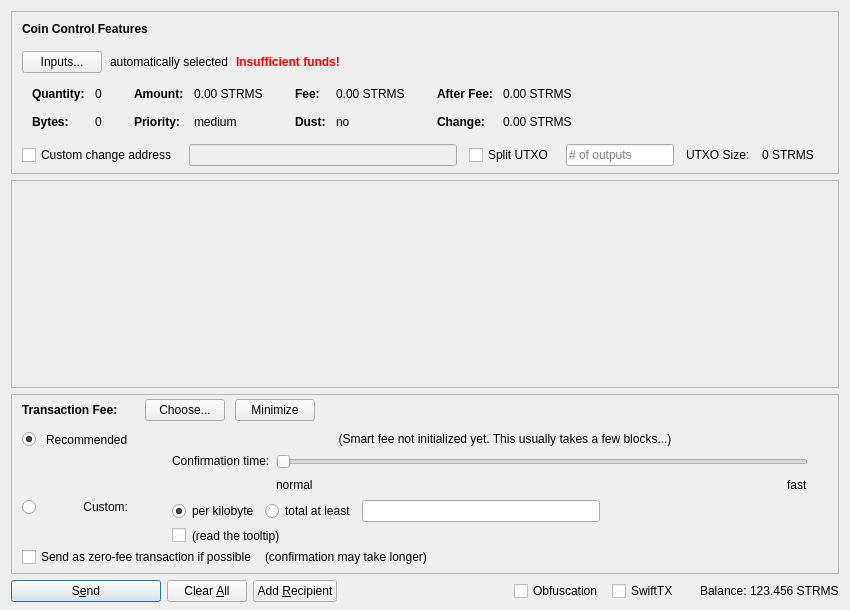
cryptopool-builders/Streamies, file src/qt/forms/sendcoinsdialog.ui: the form before one commit.
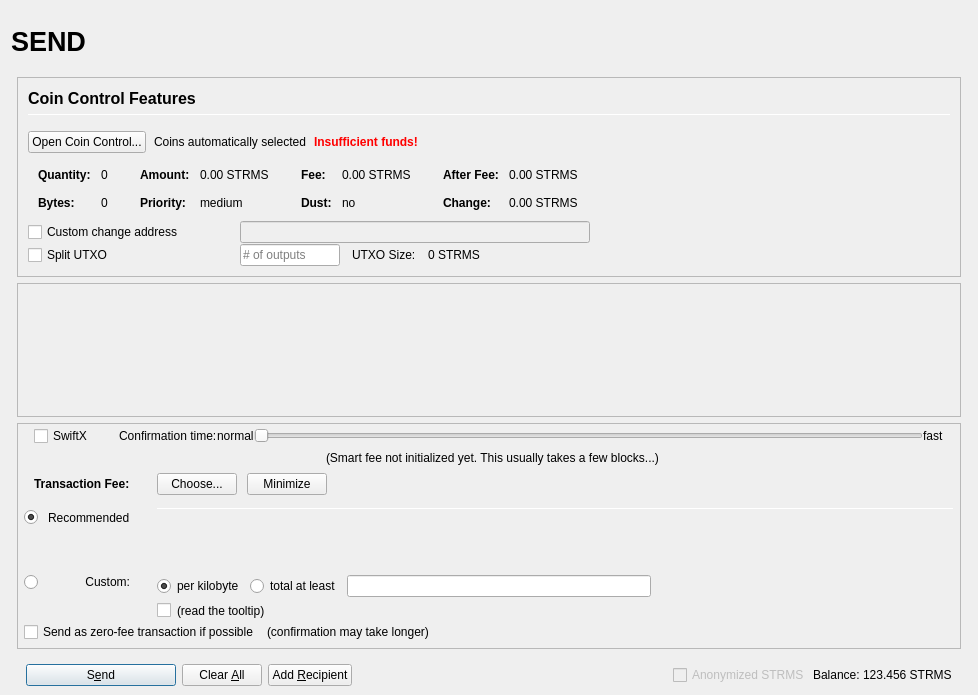
The form after the commit. Icons and pictures are not drawn. Custom widgets are drawn as their Qt base class.

Diff of the .ui file:
```diff
--- a/src/qt/forms/sendcoinsdialog.ui
+++ b/src/qt/forms/sendcoinsdialog.ui
@@ -2,20 +2,137 @@
 <ui version="4.0">
  <class>SendCoinsDialog</class>
  <widget class="QDialog" name="SendCoinsDialog">
+  <property name="enabled">
+   <bool>true</bool>
+  </property>
   <property name="geometry">
    <rect>
     <x>0</x>
     <y>0</y>
-    <width>850</width>
-    <height>610</height>
+    <width>978</width>
+    <height>695</height>
    </rect>
   </property>
   <property name="windowTitle">
    <string>Send Coins</string>
   </property>
-  <layout class="QVBoxLayout" name="verticalLayout" stretch="0,1,0,0">
+  <layout class="QVBoxLayout" name="verticalLayout" stretch="0">
    <property name="bottomMargin">
-    <number>8</number>
+    <number>9</number>
+   </property>
+   <item>
+    <layout class="QVBoxLayout" name="verticalLayout_Master" stretch="0,1">
+     <property name="spacing">
+      <number>0</number>
+     </property>
+     <property name="margin">
+      <number>0</number>
+     </property>
+     <item>
+      <widget class="QFrame" name="frame_Header">
+       <layout class="QVBoxLayout" name="verticalLayout_Header" stretch="0">
+        <property name="margin">
+         <number>0</number>
+        </property>
+        <item>
+         <layout class="QHBoxLayout" name="horizontalLayout_Header" stretch="1,0,1">
+          <property name="spacing">
+           <number>6</number>
+          </property>
+          <item>
+           <widget class="QLabel" name="labelOverviewHeaderLeft">
+            <property name="minimumSize">
+             <size>
+              <width>464</width>
+              <height>60</height>
+             </size>
+            </property>
+            <property name="maximumSize">
+             <size>
+              <width>16777215</width>
+              <height>60</height>
+             </size>
+            </property>
+            <property name="font">
+             <font>
+              <pointsize>20</pointsize>
+              <weight>75</weight>
+              <bold>true</bold>
+             </font>
+            </property>
+            <property name="text">
+             <string>SEND</string>
+            </property>
+            <property name="alignment">
+             <set>Qt::AlignLeading|Qt::AlignLeft|Qt::AlignVCenter</set>
+            </property>
+           </widget>
+          </item>
+          <item>
+           <spacer name="horizontalSpacer_Header">
+            <property name="orientation">
+             <enum>Qt::Horizontal</enum>
+            </property>
+            <property name="sizeHint" stdset="0">
+             <size>
+              <width>40</width>
+              <height>20</height>
+             </size>
+            </property>
+           </spacer>
+          </item>
+          <item>
+           <widget class="QLabel" name="labelOverviewHeaderRight">
+            <property name="minimumSize">
+             <size>
+              <width>464</width>
+              <height>60</height>
+             </size>
+            </property>
+            <property name="maximumSize">
+             <size>
+              <width>16777215</width>
+              <height>60</height>
+             </size>
+            </property>
+            <property name="font">
+             <font>
+              <pointsize>14</pointsize>
+             </font>
+            </property>
+            <property name="text">
+             <string/>
+            </property>
+            <property name="alignment">
+             <set>Qt::AlignRight|Qt::AlignTrailing|Qt::AlignVCenter</set>
+            </property>
+           </widget>
+          </item>
+         </layout>
+        </item>
+       </layout>
+      </widget>
+     </item>
+     <item>
+      <widget class="QFrame" name="frame_BG">
+       <property name="minimumSize">
+        <size>
+         <width>0</width>
+         <height>0</height>
+        </size>
+       </property>
+       <layout class="QVBoxLayout" name="layout_BG" stretch="0,0,0,0">
+        <property name="leftMargin">
+         <number>6</number>
+        </property>
+        <property name="topMargin">
+         <number>6</number>
+        </property>
+        <property name="rightMargin">
+         <number>6</number>
+        </property>
+        <property name="bottomMargin">
+         <number>0</number>
    </property>
    <item>
     <widget class="QFrame" name="frameCoinControl">
@@ -41,22 +158,14 @@
       <property name="spacing">
        <number>0</number>
       </property>
-      <property name="leftMargin">
+           <property name="margin">
        <number>0</number>
       </property>
-      <property name="topMargin">
-       <number>0</number>
-      </property>
-      <property name="rightMargin">
-       <number>0</number>
-      </property>
-      <property name="bottomMargin">
-       <number>6</number>
-      </property>
       <item>
-       <layout class="QVBoxLayout" name="verticalLayoutCoinControl" stretch="0,0,0,0,1">
+            <widget class="QFrame" name="frameCoinControl_BG">
+             <layout class="QVBoxLayout" name="verticalLayoutCoinControl" stretch="0,0,0,0,0,0">
         <property name="spacing">
-         <number>0</number>
+               <number>1</number>
         </property>
         <property name="leftMargin">
          <number>10</number>
@@ -70,6 +179,11 @@
            <number>15</number>
           </property>
           <item>
+                 <layout class="QVBoxLayout" name="verticalLayout_3">
+                  <property name="spacing">
+                   <number>6</number>
+                  </property>
+                  <item>
            <widget class="QLabel" name="labelCoinControlFeatures">
             <property name="sizePolicy">
              <sizepolicy hsizetype="Preferred" vsizetype="Maximum">
@@ -77,8 +191,15 @@
               <verstretch>0</verstretch>
              </sizepolicy>
             </property>
+                    <property name="minimumSize">
+                     <size>
+                      <width>0</width>
+                      <height>20</height>
+                     </size>
+                    </property>
             <property name="font">
              <font>
+                      <pointsize>12</pointsize>
               <weight>75</weight>
               <bold>true</bold>
              </font>
@@ -91,6 +212,27 @@
             </property>
            </widget>
           </item>
+                  <item>
+                   <widget class="Line" name="line">
+                    <property name="minimumSize">
+                     <size>
+                      <width>0</width>
+                      <height>1</height>
+                     </size>
+                    </property>
+                    <property name="maximumSize">
+                     <size>
+                      <width>16777215</width>
+                      <height>1</height>
+                     </size>
+                    </property>
+                    <property name="orientation">
+                     <enum>Qt::Horizontal</enum>
+                    </property>
+                   </widget>
+                  </item>
+                 </layout>
+                </item>
          </layout>
         </item>
         <item>
@@ -107,7 +249,7 @@
              <string notr="true"/>
             </property>
             <property name="text">
-             <string>Inputs...</string>
+                   <string>Open Coin Control...</string>
             </property>
             <property name="autoDefault">
              <bool>false</bool>
@@ -117,7 +259,7 @@
           <item>
            <widget class="QLabel" name="labelCoinControlAutomaticallySelected">
             <property name="text">
-             <string>automatically selected</string>
+                   <string>Coins automatically selected</string>
             </property>
             <property name="margin">
              <number>5</number>
@@ -528,7 +670,7 @@
          </widget>
         </item>
         <item>
-         <layout class="QHBoxLayout" name="horizontalLayoutCoinControl4" stretch="0,0,0,0,0,0,0">
+               <layout class="QHBoxLayout" name="horizontalLayoutCoinControl4">
           <property name="spacing">
            <number>12</number>
           </property>
@@ -536,13 +678,31 @@
            <enum>QLayout::SetDefaultConstraint</enum>
           </property>
           <property name="topMargin">
-           <number>5</number>
+                 <number>0</number>
           </property>
           <property name="rightMargin">
-           <number>5</number>
+                 <number>0</number>
           </property>
           <item>
            <widget class="QCheckBox" name="checkBoxCoinControlChange">
+                  <property name="sizePolicy">
+                   <sizepolicy hsizetype="Preferred" vsizetype="Preferred">
+                    <horstretch>0</horstretch>
+                    <verstretch>0</verstretch>
+                   </sizepolicy>
+                  </property>
+                  <property name="minimumSize">
+                   <size>
+                    <width>200</width>
+                    <height>0</height>
+                   </size>
+                  </property>
+                  <property name="maximumSize">
+                   <size>
+                    <width>200</width>
+                    <height>16777215</height>
+                   </size>
+                  </property>
             <property name="toolTip">
              <string>If this is activated, but the change address is empty or invalid, change will be sent to a newly generated address.</string>
             </property>
@@ -557,15 +717,71 @@
              <bool>false</bool>
             </property>
             <property name="sizePolicy">
-             <sizepolicy hsizetype="Expanding" vsizetype="Fixed">
+                   <sizepolicy hsizetype="Preferred" vsizetype="Preferred">
               <horstretch>0</horstretch>
               <verstretch>0</verstretch>
              </sizepolicy>
             </property>
-           </widget>
-          </item>
+                  <property name="minimumSize">
+                   <size>
+                    <width>300</width>
+                    <height>0</height>
+                   </size>
+                  </property>
+                 </widget>
+                </item>
+                <item>
+                 <widget class="QLabel" name="labelCoinControlChangeLabel">
+                  <property name="sizePolicy">
+                   <sizepolicy hsizetype="Preferred" vsizetype="Preferred">
+                    <horstretch>0</horstretch>
+                    <verstretch>0</verstretch>
+                   </sizepolicy>
+                  </property>
+                  <property name="minimumSize">
+                   <size>
+                    <width>100</width>
+                    <height>0</height>
+                   </size>
+                  </property>
+                  <property name="text">
+                   <string/>
+                  </property>
+                  <property name="margin">
+                   <number>3</number>
+                  </property>
+                 </widget>
+                </item>
+               </layout>
+              </item>
+              <item>
+               <layout class="QHBoxLayout" name="horizontalLayoutCoinControl6">
+                <property name="spacing">
+                 <number>12</number>
+                </property>
+                <property name="rightMargin">
+                 <number>0</number>
+                </property>
           <item>
            <widget class="QCheckBox" name="splitBlockCheckBox">
+                  <property name="sizePolicy">
+                   <sizepolicy hsizetype="Preferred" vsizetype="Preferred">
+                    <horstretch>0</horstretch>
+                    <verstretch>0</verstretch>
+                   </sizepolicy>
+                  </property>
+                  <property name="minimumSize">
+                   <size>
+                    <width>200</width>
+                    <height>0</height>
+                   </size>
+                  </property>
+                  <property name="maximumSize">
+                   <size>
+                    <width>200</width>
+                    <height>16777215</height>
+                   </size>
+                  </property>
             <property name="text">
              <string>Split UTXO</string>
             </property>
@@ -574,11 +790,23 @@
           <item>
            <widget class="QLineEdit" name="splitBlockLineEdit">
             <property name="sizePolicy">
-             <sizepolicy hsizetype="Fixed" vsizetype="Fixed">
+                   <sizepolicy hsizetype="Preferred" vsizetype="Preferred">
               <horstretch>50</horstretch>
               <verstretch>0</verstretch>
              </sizepolicy>
             </property>
+                  <property name="minimumSize">
+                   <size>
+                    <width>100</width>
+                    <height>0</height>
+                   </size>
+                  </property>
+                  <property name="maximumSize">
+                   <size>
+                    <width>100</width>
+                    <height>16777215</height>
+                   </size>
+                  </property>
             <property name="placeholderText">
              <string># of outputs</string>
             </property>
@@ -599,26 +827,17 @@
            </widget>
           </item>
           <item>
-           <widget class="QLabel" name="labelCoinControlChangeLabel">
-            <property name="sizePolicy">
-             <sizepolicy hsizetype="Preferred" vsizetype="Expanding">
-              <horstretch>0</horstretch>
-              <verstretch>0</verstretch>
-             </sizepolicy>
-            </property>
-            <property name="minimumSize">
+                 <spacer name="horizontalSpacer_7">
+                  <property name="orientation">
+                   <enum>Qt::Horizontal</enum>
+                  </property>
+                  <property name="sizeHint" stdset="0">
              <size>
-              <width>0</width>
-              <height>0</height>
-             </size>
-            </property>
-            <property name="text">
-             <string/>
-            </property>
-            <property name="margin">
-             <number>3</number>
-            </property>
-           </widget>
+                    <width>40</width>
+                    <height>20</height>
+                   </size>
+                  </property>
+                 </spacer>
           </item>
          </layout>
         </item>
@@ -636,6 +855,7 @@
          </spacer>
         </item>
        </layout>
+            </widget>
       </item>
      </layout>
     </widget>
@@ -650,8 +870,8 @@
        <rect>
         <x>0</x>
         <y>0</y>
-        <width>830</width>
-        <height>95</height>
+             <width>944</width>
+             <height>69</height>
        </rect>
       </property>
       <layout class="QVBoxLayout" name="verticalLayout_2" stretch="0,1">
@@ -715,31 +935,196 @@
       <property name="spacing">
        <number>0</number>
       </property>
+           <property name="margin">
+            <number>0</number>
+           </property>
+           <item>
+            <layout class="QVBoxLayout" name="verticalLayoutFee2" stretch="0,0,0,0">
+             <property name="spacing">
+              <number>0</number>
+             </property>
       <property name="leftMargin">
-       <number>0</number>
+              <number>6</number>
       </property>
       <property name="topMargin">
        <number>0</number>
       </property>
       <property name="rightMargin">
+              <number>6</number>
+             </property>
+             <item>
+              <layout class="QVBoxLayout" name="verticalLayout_feeConf">
+               <property name="spacing">
        <number>0</number>
       </property>
+               <property name="leftMargin">
+                <number>10</number>
+               </property>
+               <property name="rightMargin">
+                <number>10</number>
+               </property>
       <property name="bottomMargin">
+                <number>5</number>
+               </property>
+               <item>
+                <layout class="QHBoxLayout" name="horizontalLayoutFee9">
+                 <item>
+                  <widget class="QCheckBox" name="checkSwiftTX">
+                   <property name="enabled">
+                    <bool>true</bool>
+                   </property>
+                   <property name="minimumSize">
+                    <size>
+                     <width>85</width>
+                     <height>0</height>
+                    </size>
+                   </property>
+                   <property name="toolTip">
+                    <string>SwiftX technology allows for near instant transactions - A flat fee of 0.01 STRMS applies</string>
+                   </property>
+                   <property name="text">
+                    <string>SwiftX</string>
+                   </property>
+                  </widget>
+                 </item>
+                 <item>
+                  <widget class="QLabel" name="labelSmartFee3">
+                   <property name="text">
+                    <string>Confirmation time:</string>
+                   </property>
+                   <property name="margin">
+                    <number>2</number>
+                   </property>
+                  </widget>
+                 </item>
+                 <item>
+                  <widget class="QLabel" name="labelSmartFeeNormal">
+                   <property name="text">
+                    <string>normal</string>
+                   </property>
+                   <property name="margin">
+                    <number>8</number>
+                   </property>
+                  </widget>
+                 </item>
+                 <item>
+                  <widget class="QSlider" name="sliderSmartFee">
+                   <property name="minimumSize">
+                    <size>
+                     <width>0</width>
+                     <height>24</height>
+                    </size>
+                   </property>
+                   <property name="minimum">
        <number>0</number>
       </property>
+                   <property name="maximum">
+                    <number>24</number>
+                   </property>
+                   <property name="pageStep">
+                    <number>1</number>
+                   </property>
+                   <property name="value">
+                    <number>0</number>
+                   </property>
+                   <property name="orientation">
+                    <enum>Qt::Horizontal</enum>
+                   </property>
+                   <property name="invertedAppearance">
+                    <bool>false</bool>
+                   </property>
+                   <property name="invertedControls">
+                    <bool>false</bool>
+                   </property>
+                   <property name="tickPosition">
+                    <enum>QSlider::NoTicks</enum>
+                   </property>
+                  </widget>
+                 </item>
       <item>
-       <layout class="QVBoxLayout" name="verticalLayoutFee2" stretch="0,0,0">
+                  <widget class="QLabel" name="labelSmartFeeFast">
+                   <property name="text">
+                    <string>fast</string>
+                   </property>
+                   <property name="margin">
+                    <number>8</number>
+                   </property>
+                  </widget>
+                 </item>
+                </layout>
+               </item>
+               <item>
+                <layout class="QHBoxLayout" name="horizontalLayout_recommended_texts">
         <property name="spacing">
          <number>0</number>
         </property>
-        <property name="leftMargin">
-         <number>10</number>
-        </property>
-        <property name="topMargin">
-         <number>0</number>
-        </property>
+                 <item>
+                  <spacer name="horizontalSpacer_8">
+                   <property name="orientation">
+                    <enum>Qt::Horizontal</enum>
+                   </property>
+                   <property name="sizeHint" stdset="0">
+                    <size>
+                     <width>40</width>
+                     <height>20</height>
+                    </size>
+                   </property>
+                  </spacer>
+                 </item>
+                 <item>
+                  <widget class="QLabel" name="labelFeeEstimation">
+                   <property name="text">
+                    <string/>
+                   </property>
+                   <property name="margin">
+                    <number>2</number>
+                   </property>
+                  </widget>
+                 </item>
+                 <item>
+                  <widget class="QLabel" name="labelSmartFee2">
+                   <property name="text">
+                    <string>(Smart fee not initialized yet. This usually takes a few blocks...)</string>
+                   </property>
+                   <property name="alignment">
+                    <set>Qt::AlignLeading|Qt::AlignLeft|Qt::AlignVCenter</set>
+                   </property>
+                   <property name="wordWrap">
+                    <bool>false</bool>
+                   </property>
+                   <property name="margin">
+                    <number>2</number>
+                   </property>
+                   <property name="indent">
+                    <number>-1</number>
+                   </property>
+                  </widget>
+                 </item>
+                 <item>
+                  <spacer name="horizontalSpacer_3">
+                   <property name="orientation">
+                    <enum>Qt::Horizontal</enum>
+                   </property>
+                   <property name="sizeHint" stdset="0">
+                    <size>
+                     <width>40</width>
+                     <height>20</height>
+                    </size>
+                   </property>
+                  </spacer>
+                 </item>
+                </layout>
+               </item>
+              </layout>
+             </item>
         <item>
          <layout class="QHBoxLayout" name="horizontalLayoutFee1">
+               <property name="leftMargin">
+                <number>10</number>
+               </property>
+               <property name="rightMargin">
+                <number>10</number>
+               </property>
           <property name="bottomMargin">
            <number>0</number>
           </property>
@@ -748,22 +1133,6 @@
             <property name="spacing">
              <number>0</number>
             </property>
-            <item>
-             <spacer name="verticalSpacerSmartFee">
-              <property name="orientation">
-               <enum>Qt::Vertical</enum>
-              </property>
-              <property name="sizeType">
-               <enum>QSizePolicy::Fixed</enum>
-              </property>
-              <property name="sizeHint" stdset="0">
-               <size>
-                <width>1</width>
-                <height>4</height>
-               </size>
-              </property>
-             </spacer>
-            </item>
             <item>
              <layout class="QHBoxLayout" name="horizontalLayoutSmartFee">
               <property name="spacing">
@@ -879,7 +1248,61 @@
              <property name="verticalSpacing">
               <number>4</number>
              </property>
-             <item row="2" column="4">
+                  <item row="2" column="0">
+                   <layout class="QVBoxLayout" name="verticalLayoutFee4" stretch="0">
+                    <item>
+                     <spacer name="verticalSpacer_2">
+                      <property name="orientation">
+                       <enum>Qt::Vertical</enum>
+                      </property>
+                      <property name="sizeHint" stdset="0">
+                       <size>
+                        <width>1</width>
+                        <height>1</height>
+                       </size>
+                      </property>
+                     </spacer>
+                    </item>
+                   </layout>
+                  </item>
+                  <item row="3" column="0">
+                   <layout class="QVBoxLayout" name="verticalLayoutFee9" stretch="0,1">
+                    <item>
+                     <widget class="QRadioButton" name="radioCustomFee">
+                      <property name="text">
+                       <string/>
+                      </property>
+                      <attribute name="buttonGroup">
+                       <string notr="true">groupFee</string>
+                      </attribute>
+                     </widget>
+                    </item>
+                    <item>
+                     <spacer name="verticalSpacer_6">
+                      <property name="orientation">
+                       <enum>Qt::Vertical</enum>
+                      </property>
+                      <property name="sizeHint" stdset="0">
+                       <size>
+                        <width>1</width>
+                        <height>1</height>
+                       </size>
+                      </property>
+                     </spacer>
+                    </item>
+                   </layout>
+                  </item>
+                  <item row="3" column="1">
+                   <widget class="QLabel" name="labelCustomFee">
+                    <property name="text">
+                     <string>Custom:</string>
+                    </property>
+                    <property name="alignment">
+                     <set>Qt::AlignRight|Qt::AlignTop|Qt::AlignTrailing</set>
+                    </property>
+                   </widget>
+                  </item>
+                  <item row="3" column="4">
               <layout class="QVBoxLayout" name="verticalLayoutFee8">
                <property name="spacing">
                 <number>6</number>
@@ -978,218 +1401,14 @@
                </item>
               </layout>
              </item>
-             <item row="1" column="0">
-              <layout class="QVBoxLayout" name="verticalLayoutFee4" stretch="1">
-               <item>
-                <spacer name="verticalSpacer_2">
-                 <property name="orientation">
-                  <enum>Qt::Vertical</enum>
-                 </property>
-                 <property name="sizeHint" stdset="0">
-                  <size>
-                   <width>1</width>
-                   <height>1</height>
-                  </size>
-                 </property>
-                </spacer>
-               </item>
-              </layout>
-             </item>
-             <item row="2" column="0">
-              <layout class="QVBoxLayout" name="verticalLayoutFee9" stretch="0,1">
-               <item>
-                <widget class="QRadioButton" name="radioCustomFee">
-                 <property name="text">
-                  <string/>
-                 </property>
-                 <attribute name="buttonGroup">
-                  <string notr="true">groupFee</string>
-                 </attribute>
-                </widget>
-               </item>
-               <item>
-                <spacer name="verticalSpacer_6">
-                 <property name="orientation">
-                  <enum>Qt::Vertical</enum>
-                 </property>
-                 <property name="sizeHint" stdset="0">
-                  <size>
-                   <width>1</width>
-                   <height>1</height>
-                  </size>
-                 </property>
-                </spacer>
-               </item>
-              </layout>
-             </item>
-             <item row="1" column="4">
-              <layout class="QVBoxLayout" name="verticalLayoutFee3" stretch="0,0,1">
-               <property name="spacing">
-                <number>6</number>
-               </property>
-               <property name="topMargin">
-                <number>2</number>
-               </property>
-               <item>
-                <layout class="QHBoxLayout" name="horizontalLayoutFee12">
-                 <item>
-                  <spacer name="horizontalSpacer_5">
-                   <property name="orientation">
-                    <enum>Qt::Horizontal</enum>
-                   </property>
-                   <property name="sizeHint" stdset="0">
-                    <size>
-                     <width>1</width>
-                     <height>1</height>
-                    </size>
-                   </property>
-                  </spacer>
-                 </item>
-                </layout>
-               </item>
-               <item>
-                <layout class="QHBoxLayout" name="horizontalLayoutFee9">
-                 <item>
-                  <layout class="QVBoxLayout" name="verticalLayoutFee6">
-                   <item>
-                    <widget class="QLabel" name="labelSmartFee3">
-                     <property name="text">
-                      <string>Confirmation time:</string>
-                     </property>
-                     <property name="margin">
-                      <number>2</number>
-                     </property>
-                    </widget>
-                   </item>
-                   <item>
-                    <spacer name="verticalSpacer_3">
-                     <property name="orientation">
-                      <enum>Qt::Vertical</enum>
-                     </property>
-                     <property name="sizeHint" stdset="0">
-                      <size>
-                       <width>1</width>
-                       <height>1</height>
-                      </size>
-                     </property>
-                    </spacer>
-                   </item>
-                  </layout>
-                 </item>
-                 <item>
-                  <layout class="QVBoxLayout" name="verticalLayoutFee5">
-                   <property name="rightMargin">
-                    <number>30</number>
-                   </property>
-                   <item>
-                    <widget class="QSlider" name="sliderSmartFee">
-                     <property name="minimum">
-                      <number>0</number>
-                     </property>
-                     <property name="maximum">
-                      <number>24</number>
-                     </property>
-                     <property name="pageStep">
-                      <number>1</number>
-                     </property>
-                     <property name="value">
-                      <number>0</number>
-                     </property>
-                     <property name="orientation">
-                      <enum>Qt::Horizontal</enum>
-                     </property>
-                     <property name="invertedAppearance">
-                      <bool>false</bool>
-                     </property>
-                     <property name="invertedControls">
-                      <bool>false</bool>
-                     </property>
-                     <property name="tickPosition">
-                      <enum>QSlider::NoTicks</enum>
-                     </property>
-                    </widget>
-                   </item>
-                   <item>
-                    <layout class="QHBoxLayout" name="horizontalLayoutFee10">
-                     <item>
-                      <widget class="QLabel" name="labelSmartFeeNormal">
-                       <property name="text">
-                        <string>normal</string>
-                       </property>
-                      </widget>
-                     </item>
-                     <item>
-                      <spacer name="horizontalSpacer_3">
-                       <property name="orientation">
-                        <enum>Qt::Horizontal</enum>
-                       </property>
-                       <property name="sizeHint" stdset="0">
-                        <size>
-                         <width>40</width>
-                         <height>20</height>
-                        </size>
-                       </property>
-                      </spacer>
-                     </item>
-                     <item>
-                      <widget class="QLabel" name="labelSmartFeeFast">
-                       <property name="text">
-                        <string>fast</string>
-                       </property>
-                      </widget>
-                     </item>
-                    </layout>
-                   </item>
-                  </layout>
-                 </item>
-                </layout>
-               </item>
-               <item>
-                <spacer name="verticalSpacer_4">
-                 <property name="orientation">
-                  <enum>Qt::Vertical</enum>
-                 </property>
-                 <property name="sizeHint" stdset="0">
-                  <size>
-                   <width>1</width>
-                   <height>1</height>
-                  </size>
-                 </property>
-                </spacer>
-               </item>
-              </layout>
-             </item>
-             <item row="0" column="1">
+                  <item row="1" column="1">
               <widget class="QLabel" name="labelSmartFee_2">
                <property name="text">
                 <string>Recommended</string>
                </property>
               </widget>
              </item>
-             <item row="0" column="0">
-              <widget class="QRadioButton" name="radioSmartFee">
-               <property name="text">
-                <string/>
-               </property>
-               <property name="checked">
-                <bool>true</bool>
-               </property>
-               <attribute name="buttonGroup">
-                <string notr="true">groupFee</string>
-               </attribute>
-              </widget>
-             </item>
-             <item row="2" column="1">
-              <widget class="QLabel" name="labelCustomFee">
-               <property name="text">
-                <string>Custom:</string>
-               </property>
-               <property name="alignment">
-                <set>Qt::AlignRight|Qt::AlignTop|Qt::AlignTrailing</set>
-               </property>
-              </widget>
-             </item>
-             <item row="0" column="2">
+                  <item row="1" column="2">
               <widget class="QLabel" name="labelSmartFee">
                <property name="text">
                 <string/>
@@ -1199,28 +1418,93 @@
                </property>
               </widget>
              </item>
-             <item row="0" column="3">
-              <widget class="QLabel" name="labelFeeEstimation">
+                  <item row="1" column="0">
+                   <widget class="QRadioButton" name="radioSmartFee">
                <property name="text">
                 <string/>
                </property>
-              </widget>
-             </item>
-             <item row="0" column="4">
-              <widget class="QLabel" name="labelSmartFee2">
-               <property name="text">
-                <string>(Smart fee not initialized yet. This usually takes a few blocks...)</string>
-               </property>
-               <property name="alignment">
-                <set>Qt::AlignHCenter</set>
-               </property>
-               <property name="wordWrap">
+                    <property name="checked">
                 <bool>true</bool>
                </property>
-               <property name="margin">
+                    <attribute name="buttonGroup">
+                     <string notr="true">groupFee</string>
+                    </attribute>
+                   </widget>
+                  </item>
+                  <item row="0" column="4" rowspan="3">
+                   <layout class="QVBoxLayout" name="verticalLayoutFee3" stretch="0,0,0,0">
+                    <property name="spacing">
+                     <number>6</number>
+                    </property>
+                    <property name="topMargin">
                 <number>2</number>
                </property>
-              </widget>
+                    <property name="bottomMargin">
+                     <number>20</number>
+                    </property>
+                    <item>
+                     <widget class="Line" name="line_2">
+                      <property name="minimumSize">
+                       <size>
+                        <width>0</width>
+                        <height>1</height>
+                       </size>
+                      </property>
+                      <property name="maximumSize">
+                       <size>
+                        <width>16777215</width>
+                        <height>1</height>
+                       </size>
+                      </property>
+                      <property name="orientation">
+                       <enum>Qt::Horizontal</enum>
+                      </property>
+                     </widget>
+                    </item>
+                    <item>
+                     <layout class="QHBoxLayout" name="horizontalLayoutFee12">
+                      <item>
+                       <spacer name="horizontalSpacer_5">
+                        <property name="orientation">
+                         <enum>Qt::Horizontal</enum>
+                        </property>
+                        <property name="sizeHint" stdset="0">
+                         <size>
+                          <width>1</width>
+                          <height>1</height>
+                         </size>
+                        </property>
+                       </spacer>
+                      </item>
+                     </layout>
+                    </item>
+                    <item>
+                     <spacer name="verticalSpacer_4">
+                      <property name="orientation">
+                       <enum>Qt::Vertical</enum>
+                      </property>
+                      <property name="sizeHint" stdset="0">
+                       <size>
+                        <width>1</width>
+                        <height>1</height>
+                       </size>
+                      </property>
+                     </spacer>
+                    </item>
+                    <item>
+                     <spacer name="verticalSpacer_3">
+                      <property name="orientation">
+                       <enum>Qt::Vertical</enum>
+                      </property>
+                      <property name="sizeHint" stdset="0">
+                       <size>
+                        <width>20</width>
+                        <height>40</height>
+                       </size>
+                      </property>
+                     </spacer>
+                    </item>
+                   </layout>
              </item>
             </layout>
            </item>
@@ -1299,7 +1583,11 @@
     </widget>
    </item>
    <item>
+         <widget class="QFrame" name="frame_Send">
     <layout class="QHBoxLayout" name="horizontalLayout">
+           <property name="bottomMargin">
+            <number>0</number>
+           </property>
      <item>
       <widget class="QPushButton" name="sendButton">
        <property name="minimumSize">
@@ -1385,34 +1673,12 @@
         <number>3</number>
        </property>
        <item>
-        <widget class="QCheckBox" name="checkUseObfuscation">
-         <property name="minimumSize">
-          <size>
-           <width>95</width>
-           <height>0</height>
-          </size>
-         </property>
-         <property name="text">
-          <string>Obfuscation</string>
-         </property>
-         <property name="checked">
-          <bool>false</bool>
-         </property>
-        </widget>
-       </item>
-       <item>
-        <widget class="QCheckBox" name="checkSwiftTX">
+              <widget class="QCheckBox" name="checkzSTRMS">
          <property name="enabled">
-          <bool>true</bool>
-         </property>
-         <property name="minimumSize">
-          <size>
-           <width>85</width>
-           <height>0</height>
-          </size>
+                <bool>false</bool>
          </property>
          <property name="text">
-          <string>SwiftTX</string>
+                <string>Anonymized STRMS</string>
          </property>
         </widget>
        </item>
@@ -1445,6 +1711,12 @@
       </layout>
      </item>
     </layout>
+         </widget>
+        </item>
+       </layout>
+      </widget>
+     </item>
+    </layout>
    </item>
   </layout>
  </widget>
```
Left out of the diff: 39 changed lines with no effect on the pictures. Lines whose indentation alone changed are shown as unchanged.
